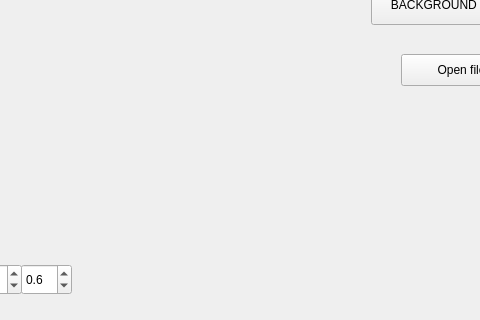
The window that 3DWieve/mainwindow.ui (Selloni/3D_Viever_C) describes before a commit, drawn with Qt 5; both pictures show x 529 to 1009 and y 455 to 775 of the 1141 by 775 pixel window.
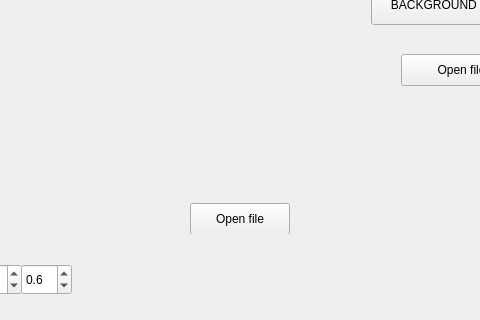
The same window after the commit. Custom widgets are drawn as their Qt base class.

```diff
--- a/3DWieve/mainwindow.ui
+++ b/3DWieve/mainwindow.ui
@@ -26,6 +26,19 @@
     <property name="styleSheet">
      <string notr="true"/>
     </property>
+    <widget class="QPushButton" name="open_file">
+     <property name="geometry">
+      <rect>
+       <x>690</x>
+       <y>620</y>
+       <width>100</width>
+       <height>32</height>
+      </rect>
+     </property>
+     <property name="text">
+      <string>Open file</string>
+     </property>
+    </widget>
    </widget>
    <widget class="QPushButton" name="pushButton">
     <property name="geometry">
```
